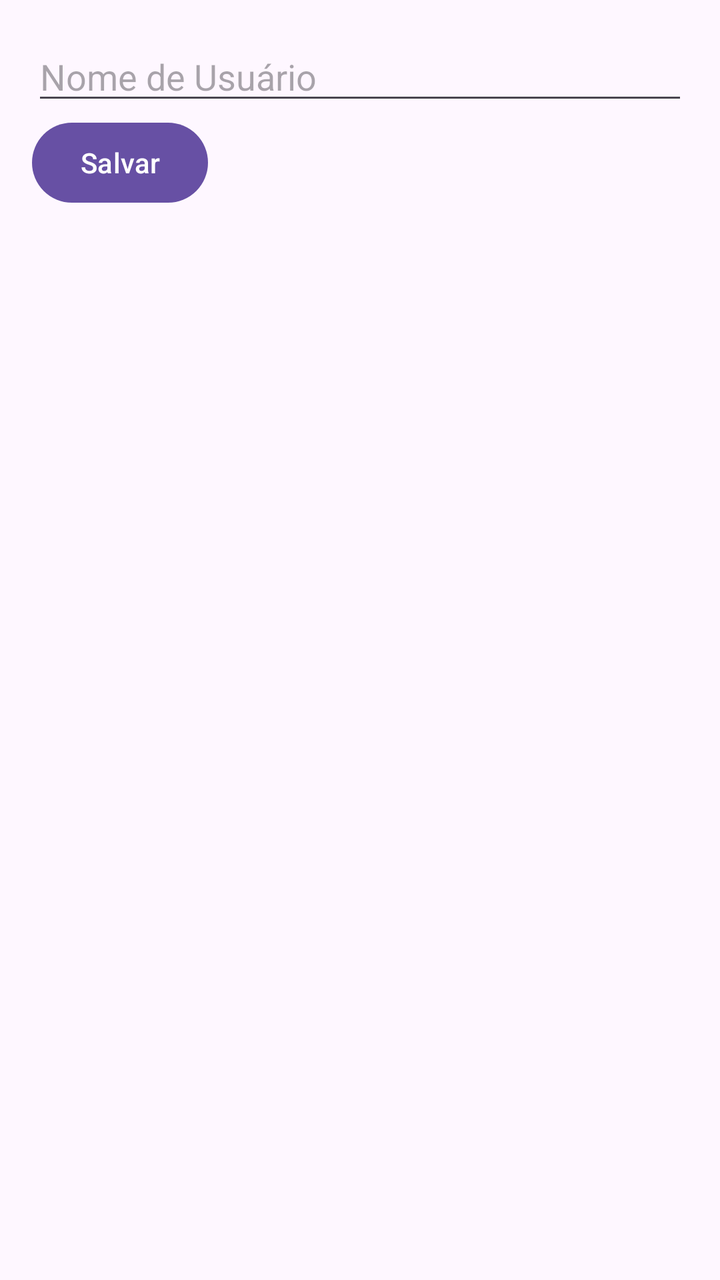
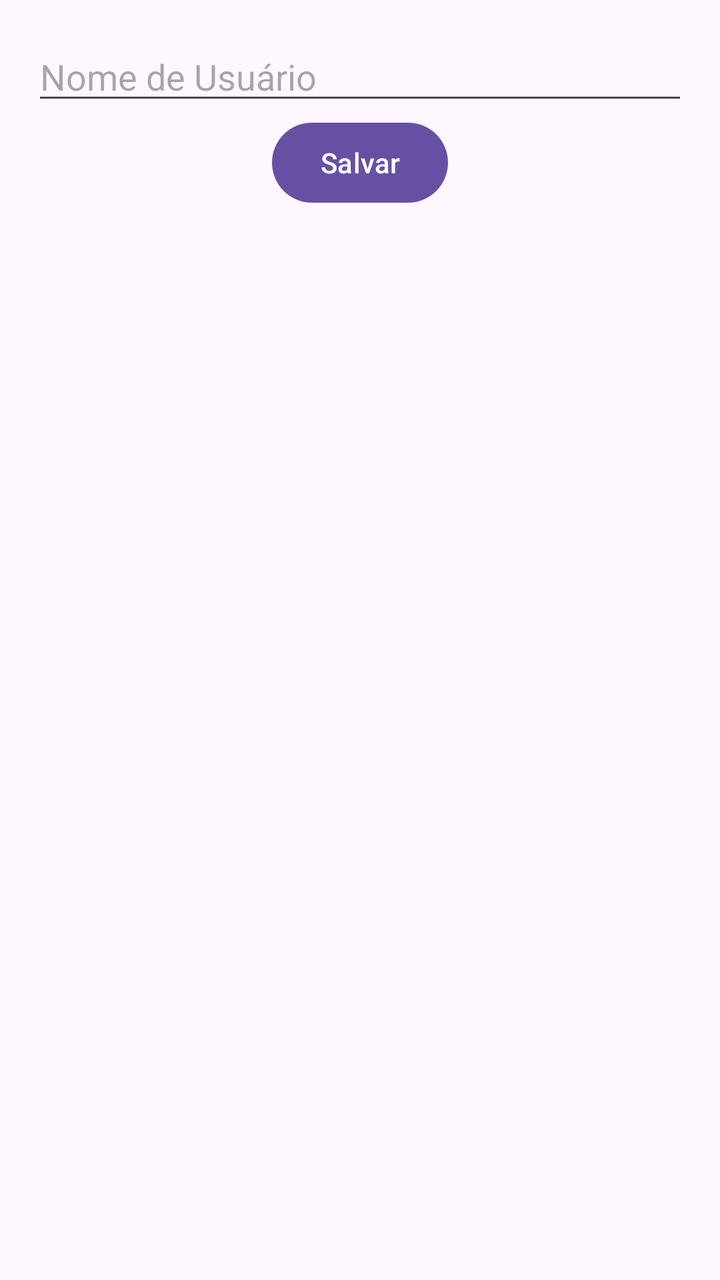

The first picture is an Android layout as it rendered before a commit; the second is the same layout after the commit. The layout source and the unified diff follow.
<!-- AndroidManifest.xml: application theme Theme.MyApplication -->
<!-- res/layout/fragment_profile.xml -->
<?xml version="1.0" encoding="utf-8"?>
<LinearLayout xmlns:android="http://schemas.android.com/apk/res/android"
    android:layout_width="match_parent"
    android:layout_height="match_parent"
    android:orientation="vertical"
    android:padding="16dp">

    <EditText
        android:id="@+id/etUserName"
        android:layout_width="match_parent"
        android:layout_height="wrap_content"
        android:hint="Nome de Usuário" />

    <Button
        android:id="@+id/btnSave"
        android:layout_width="wrap_content"
        android:layout_height="wrap_content"
        android:text="Salvar" />

</LinearLayout>
<!-- resources referenced by this layout -->
<resources>
  <style name="Theme.MyApplication" parent="Base.Theme.MyApplication" />
  <style name="Base.Theme.MyApplication" parent="Theme.Material3.DayNight.NoActionBar">
          
          
      </style>
</resources>

<!-- the commit's change to res/layout/fragment_profile.xml (unified diff, before → after) -->
@@ -1,5 +1,6 @@
 <?xml version="1.0" encoding="utf-8"?>
 <LinearLayout xmlns:android="http://schemas.android.com/apk/res/android"
+    xmlns:app="http://schemas.android.com/apk/res-auto"
     android:layout_width="match_parent"
     android:layout_height="match_parent"
     android:orientation="vertical"
@@ -15,6 +16,9 @@
         android:id="@+id/btnSave"
         android:layout_width="wrap_content"
         android:layout_height="wrap_content"
-        android:text="Salvar" />
+        android:layout_gravity="center_horizontal"
+        android:text="Salvar"
+        android:textColorHint="#9C27B0"
+        android:textColorLink="#F20606" />
 
 </LinearLayout>
